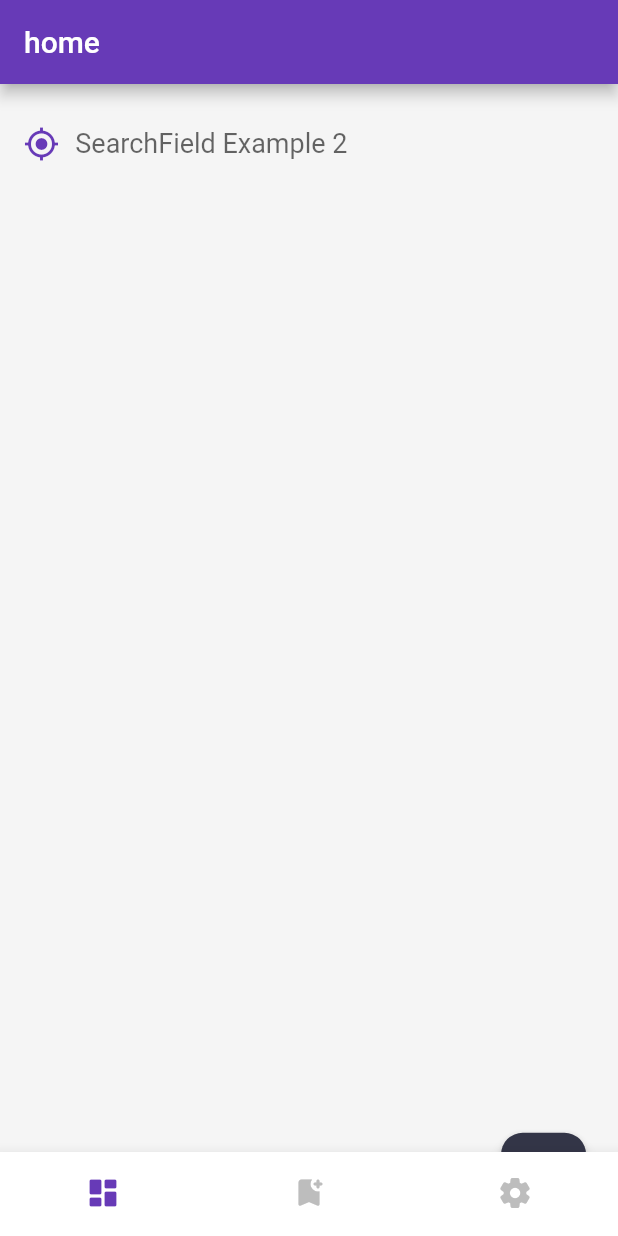
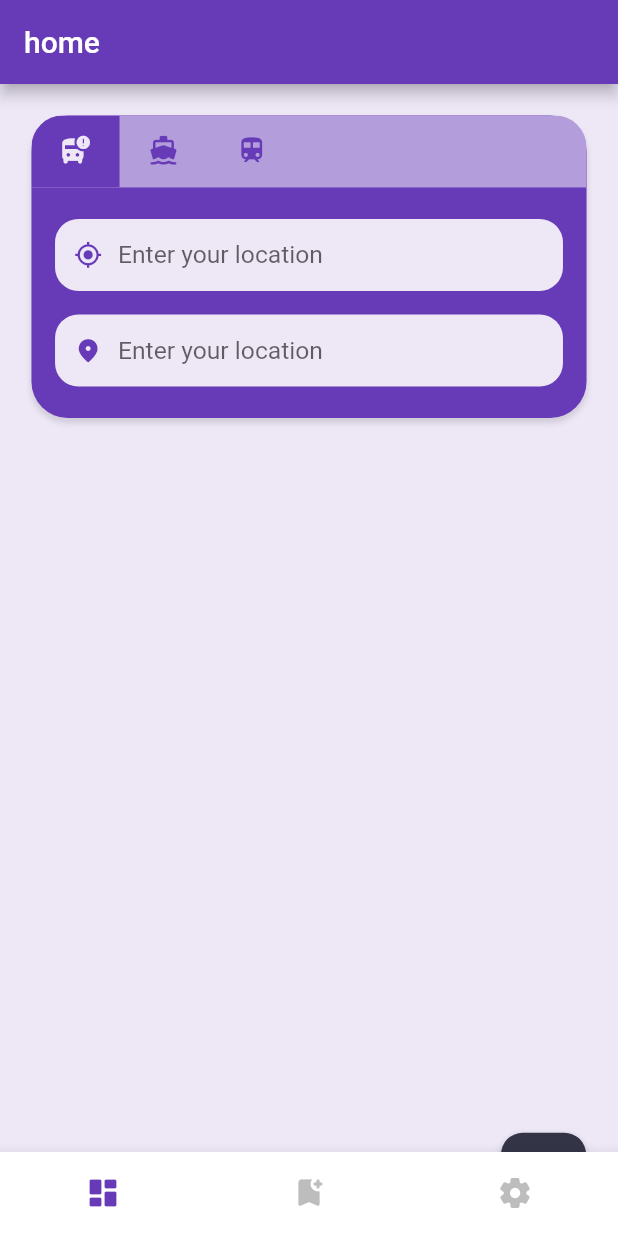
Before and after one commit to motasimfuad/local_transport_bd, a Flutter app: the screen it shows after launch, on a phone screen of 412 x 824 dp. Run offline on Flutter 3.47's test engine with Material 2 defaults, Android fonts, the phone set to English and light mode, and no system bars; drawn by our look-alikes of searchfield; our stand-ins replace badges, bloc, cached_network_image, easy_localization, equatable, firebase_core and 6 more; accounts and stored records are empty.

Commit message:
location select widget updated

```diff
--- /dev/null
+++ b/lib/core/constants/constants.dart
@@ -0,0 +1,5 @@
+export 'colors.dart';
+export 'extensions.dart';
+export 'locales.dart';
+
+export 'package:flutter_screenutil/flutter_screenutil.dart';
--- a/lib/core/widgets/k_card.dart
+++ b/lib/core/widgets/k_card.dart
@@ -62,7 +62,7 @@ class KCard extends StatelessWidget {
           horizontal: xMargin ?? 0.0,
         ),
         decoration: BoxDecoration(
-          borderRadius: BorderRadius.circular(radius ?? 26.r),
+          borderRadius: BorderRadius.circular(radius ?? 23.r),
           color: color ?? KColors.primary.shade200,
           border: hasBorder == true
               ? Border.all(
@@ -82,7 +82,8 @@ class KCard extends StatelessWidget {
               : null,
         ),
         child: ClipRRect(
-          borderRadius: BorderRadius.circular(20.r),
+          borderRadius:
+              BorderRadius.circular(radius != null ? (radius! - 3) : 20.r),
           clipBehavior: Clip.antiAlias,
           child: child ??
               Text(
--- a/lib/core/widgets/k_searchfield.dart
+++ b/lib/core/widgets/k_searchfield.dart
@@ -33,10 +33,10 @@ class KSearchField extends StatelessWidget {
       suggestions: items.map((e) => SearchFieldListItem(e)).toList(),
       suggestionState: Suggestion.hidden,
       textInputAction: TextInputAction.next,
-      hint: 'SearchField Example 2',
+      hint: hintText,
       hasOverlay: true,
       searchStyle: TextStyle(
-        fontSize: 18,
+        fontSize: 17.sp,
         color: Colors.black.withOpacity(0.8),
       ),
       validator: (x) {
@@ -53,14 +53,14 @@ class KSearchField extends StatelessWidget {
         //     color: Colors.black.withOpacity(0.8),
         //   ),
         // ),
-        border: OutlineInputBorder(
-          borderSide: BorderSide(color: Colors.red),
-        ),
+        // border: OutlineInputBorder(
+        //   borderSide: BorderSide(
+        //     color: Colors.red,
+        //   ),
+        // ),
       ),
       maxSuggestionsInViewPort: 6,
-      itemHeight: 50,
-      onSuggestionTap: (p0) {},
-      // onTap: (x) {},
+      itemHeight: 50.h,
     );
   }
 }
--- a/lib/features/home/presentation/pages/home_page.dart
+++ b/lib/features/home/presentation/pages/home_page.dart
@@ -1,9 +1,9 @@
 import 'package:flutter/material.dart';
-import 'package:flutter_screenutil/flutter_screenutil.dart';
 
-import 'package:local_transport_bd/core/constants/colors.dart';
 import 'package:local_transport_bd/core/widgets/k_fab.dart';
-import 'package:local_transport_bd/core/widgets/k_searchfield.dart';
+
+import '../../../../core/constants/constants.dart';
+import '../../../search_route/presentation/widgets/k_location_select_widget.dart';
 
 class HomePage extends StatefulWidget {
   const HomePage({Key? key}) : super(key: key);
@@ -13,7 +13,6 @@ class HomePage extends StatefulWidget {
 }
 
 class _HomePageState extends State<HomePage> {
-  final GlobalKey _formKey = GlobalKey<FormState>();
   final TextEditingController _locationController = TextEditingController();
   final TextEditingController _destinationController = TextEditingController();
 
@@ -65,7 +64,7 @@ class _HomePageState extends State<HomePage> {
   @override
   Widget build(BuildContext context) {
     return Scaffold(
-      backgroundColor: Colors.grey.shade100,
+      backgroundColor: KColors.primary.shade50,
       appBar: AppBar(
         title: const Text('home'),
       ),
@@ -80,27 +79,10 @@ class _HomePageState extends State<HomePage> {
             Container(
               color: Colors.red,
             ),
-            Container(
-              // color: KColors.primary,
-              child: Padding(
-                padding: EdgeInsets.all(15.w),
-                child: Form(
-                  key: _formKey,
-                  child: Column(
-                    children: [
-                      KLocationSelectField(
-                        icon: Icons.my_location_outlined,
-                        items: _areas,
-                        controller: _locationController,
-                      ),
-                      // SizedBox(height: 15.w),
-                      // const KLocationSelectField(
-                      //   icon: Icons.location_on_rounded,
-                      // ),
-                    ],
-                  ),
-                ),
-              ),
+            KLocationSelectWidget(
+              areas: _areas,
+              locationController: _locationController,
+              destinationController: _destinationController,
             ),
             SizedBox(
               height: 55.h,
@@ -111,42 +93,3 @@ class _HomePageState extends State<HomePage> {
     );
   }
 }
-
-class KLocationSelectField extends StatelessWidget {
-  final IconData? icon;
-  final List items;
-  final TextEditingController controller;
-  const KLocationSelectField({
-    Key? key,
-    this.icon,
-    required this.items,
-    required this.controller,
-  }) : super(key: key);
-
-  @override
-  Widget build(BuildContext context) {
-    return Row(
-      mainAxisAlignment: MainAxisAlignment.center,
-      children: [
-        Icon(
-          icon,
-          color: KColors.primary,
-        ),
-        SizedBox(width: 10.w),
-        Expanded(
-          child: KSearchField(
-            hintText: '',
-            items: items,
-            controller: controller,
-          ),
-        ),
-        // Expanded(
-        //   child: KTextField(
-        //     bgColor: Colors.grey.shade100,
-        //     bottomPadding: 0,
-        //   ),
-        // ),
-      ],
-    );
-  }
-}
--- /dev/null
+++ b/lib/features/search_route/presentation/bloc/search_route_bloc.dart
@@ -0,0 +1,13 @@
+import 'package:bloc/bloc.dart';
+import 'package:equatable/equatable.dart';
+
+part 'search_route_event.dart';
+part 'search_route_state.dart';
+
+class SearchRouteBloc extends Bloc<SearchRouteEvent, SearchRouteState> {
+  SearchRouteBloc() : super(SearchRouteInitial()) {
+    on<SearchRouteEvent>((event, emit) {
+      // TODO: implement event handler
+    });
+  }
+}
--- /dev/null
+++ b/lib/features/search_route/presentation/bloc/search_route_event.dart
@@ -0,0 +1,8 @@
+part of 'search_route_bloc.dart';
+
+abstract class SearchRouteEvent extends Equatable {
+  const SearchRouteEvent();
+
+  @override
+  List<Object> get props => [];
+}
--- /dev/null
+++ b/lib/features/search_route/presentation/bloc/search_route_state.dart
@@ -0,0 +1,9 @@
+part of 'search_route_bloc.dart';
+
+abstract class SearchRouteState extends Equatable {
+  const SearchRouteState();
+
+  @override
+  List<Object> get props => [];
+}
+class SearchRouteInitial extends SearchRouteState {}
--- /dev/null
+++ b/lib/features/search_route/presentation/widgets/k_location_select_widget.dart
@@ -0,0 +1,139 @@
+import 'package:flutter/material.dart';
+
+import '../../../../core/constants/constants.dart';
+import '../../../../core/widgets/k_card.dart';
+import 'k_single_location_select_field.dart';
+
+class KLocationSelectWidget extends StatefulWidget {
+  final List<String> areas;
+  final TextEditingController locationController;
+  final TextEditingController destinationController;
+  const KLocationSelectWidget({
+    Key? key,
+    required this.areas,
+    required this.locationController,
+    required this.destinationController,
+  }) : super(key: key);
+
+  @override
+  State<KLocationSelectWidget> createState() => _KLocationSelectWidgetState();
+}
+
+class _KLocationSelectWidgetState extends State<KLocationSelectWidget>
+    with TickerProviderStateMixin {
+  final GlobalKey _formKey = GlobalKey<FormState>();
+
+  var tabItems = [
+    {
+      'name': 'Bus',
+      'icon': Icons.bus_alert_rounded,
+    },
+    {
+      'name': 'Boat',
+      'icon': Icons.directions_boat_rounded,
+    },
+    {
+      'name': 'Metro',
+      'icon': Icons.train_rounded,
+    }
+  ];
+
+  @override
+  Widget build(BuildContext context) {
+    TabController tabController =
+        TabController(length: tabItems.length, vsync: this);
+    return KCard(
+      color: KColors.primary,
+      radius: 25.r,
+      xPadding: 0,
+      yPadding: 0,
+      xMargin: 20.w,
+      yMargin: 20.w,
+      child: Column(
+        crossAxisAlignment: CrossAxisAlignment.stretch,
+        children: [
+          KCard(
+            xPadding: 0,
+            yPadding: 0,
+            radius: 0.r,
+            hasShadow: false,
+            // padding: EdgeInsets.only(left: 25.w),
+            color: KColors.primary.shade200,
+            child: tabItems.map((e) => e).toList().length > 2
+                ? TabBar(
+                    controller: tabController,
+                    labelColor: KColors.primary.shade50,
+                    unselectedLabelColor: KColors.primary.shade500,
+                    labelPadding: EdgeInsets.symmetric(vertical: 0.h),
+                    isScrollable: true,
+                    labelStyle: TextStyle(
+                      fontSize: 16.sp,
+                    ),
+                    padding: EdgeInsets.only(
+                      top: 0.w,
+                      left: 0.w,
+                    ),
+                    indicatorColor: Colors.amber,
+                    indicatorSize: TabBarIndicatorSize.tab,
+                    indicator: BoxDecoration(
+                      borderRadius: const BorderRadius.only(
+                          // topLeft: Radius.circular(15.r),
+                          // topRight: Radius.circular(15.r),
+                          ),
+                      color: KColors.primary.shade500,
+                    ),
+                    onTap: (value) {
+                      if (value == 0) {
+                        print(tabItems[value]['name']);
+                      } else {
+                        print('boat');
+                      }
+                    },
+                    tabs: tabItems
+                        .map(
+                          (item) => Container(
+                            // color: KColors.primary.shade500,
+                            padding: EdgeInsets.symmetric(
+                              horizontal: 18.w,
+                            ),
+                            child: Tab(
+                              icon: Icon(
+                                item['icon'] as IconData,
+                                size: 20.w,
+                              ),
+                            ),
+                          ),
+                        )
+                        .toList(),
+                  )
+                : const SizedBox(),
+          ),
+          Padding(
+            padding: EdgeInsets.symmetric(
+              vertical: 20.w,
+              horizontal: 15.w,
+            ),
+            child: Form(
+              key: _formKey,
+              child: Column(
+                children: [
+                  KSingleLocationSelectField(
+                    icon: Icons.my_location_outlined,
+                    items: widget.areas,
+                    controller: widget.locationController,
+                  ),
+                  SizedBox(height: 15.w),
+                  KSingleLocationSelectField(
+                    icon: Icons.location_on_rounded,
+                    items: widget.areas,
+                    controller: widget.destinationController,
+                  ),
+                ],
+              ),
+            ),
+          ),
+        ],
+      ),
+    );
+  }
+}
--- /dev/null
+++ b/lib/features/search_route/presentation/widgets/k_single_location_select_field.dart
@@ -0,0 +1,89 @@
+import 'package:flutter/material.dart';
+
+import '../../../../core/constants/constants.dart';
+import '../../../../core/widgets/k_card.dart';
+import '../../../../core/widgets/k_searchfield.dart';
+
+class KSingleLocationSelectField extends StatefulWidget {
+  final IconData? icon;
+  final List items;
+  final TextEditingController controller;
+  const KSingleLocationSelectField({
+    Key? key,
+    this.icon,
+    required this.items,
+    required this.controller,
+  }) : super(key: key);
+
+  @override
+  State<KSingleLocationSelectField> createState() =>
+      _KSingleLocationSelectFieldState();
+}
+
+class _KSingleLocationSelectFieldState
+    extends State<KSingleLocationSelectField> {
+  bool _showClearIcon = false;
+
+  showIcon() {
+    widget.controller.addListener(() {
+      if (widget.controller.text.trim().isNotEmpty) {
+        setState(() {
+          _showClearIcon = true;
+        });
+      } else {
+        setState(() {
+          _showClearIcon = false;
+        });
+      }
+    });
+  }
+  // show clear icon when controller.text is not empty
+
+  @override
+  void initState() {
+    // showIcon();
+
+    super.initState();
+  }
+
+  @override
+  Widget build(BuildContext context) {
+    return KCard(
+      color: KColors.primary.shade50,
+      xPadding: 12.w,
+      yPadding: 0.w,
+      hasShadow: false,
+      radius: 16.r,
+      child: Row(
+        mainAxisAlignment: MainAxisAlignment.center,
+        children: [
+          Icon(
+            widget.icon,
+            size: 18.w,
+            color: KColors.primary,
+          ),
+          SizedBox(width: 10.w),
+          Expanded(
+            child: KSearchField(
+              hintText: 'Enter your location',
+              items: widget.items,
+              controller: widget.controller,
+            ),
+          ),
+          _showClearIcon
+              ? GestureDetector(
+                  onTap: () {
+                    widget.controller.clear();
+                    print('tap');
+                  },
+                  child: Icon(
+                    Icons.close,
+                    color: Colors.grey.shade400,
+                  ),
+                )
+              : const SizedBox(),
+        ],
+      ),
+    );
+  }
+}
```
